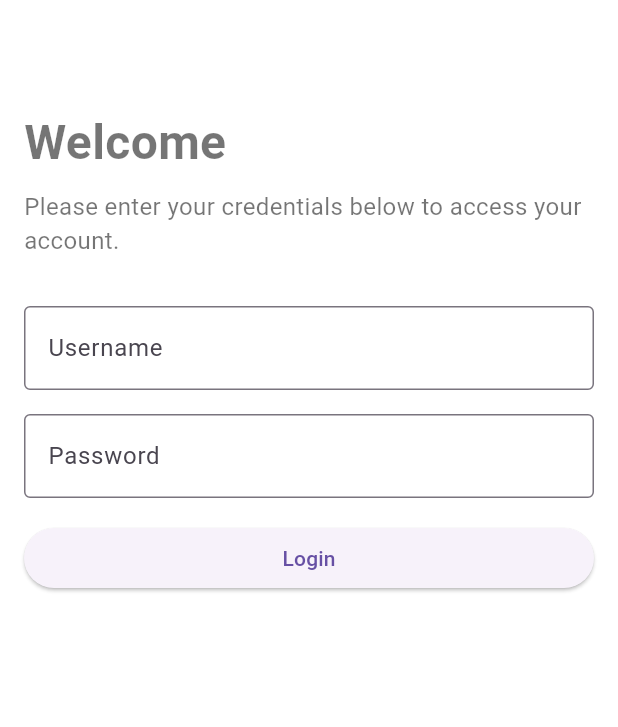
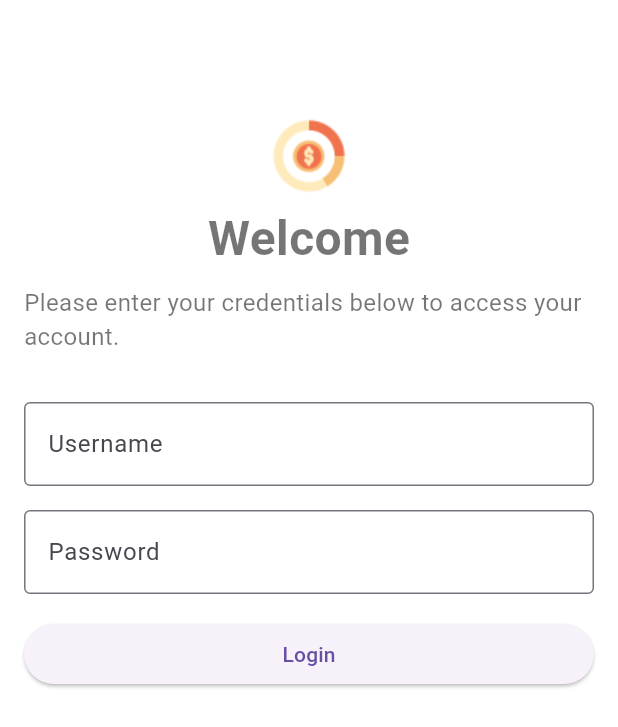
Before and after one commit to rajkumarganesan93/flexipay-mobile-app, a Flutter app: the screen it shows after launch, on a phone screen of 412 x 824 dp. Shown: the top 727 px of the screen. Run offline on Flutter 3.47's test engine with Material 3 defaults, Android fonts, the phone set to English and light mode, and no system bars; our stand-ins replace connectivity_plus, shared_preferences; accounts and stored records are empty.

Commit message:
Update: Logo added in Login Screen

```diff
--- a/lib/config/app_config.dart
+++ b/lib/config/app_config.dart
@@ -1,3 +1,4 @@
 class AppConfig {
   //APPLICATION CONFIGS CAN BE ADDED HERE
+  static const String logoPath = 'assets/images/logo.png';
 }
--- a/lib/views/screens/login_screen.dart
+++ b/lib/views/screens/login_screen.dart
@@ -1,5 +1,6 @@
 import 'package:flutter/material.dart';
 import 'package:provider/provider.dart';
+import '../../config/app_config.dart';
 import '../../viewmodels/login_viewmodel.dart';
 import 'home_screen.dart';
 import '../widgets/custom_text_field.dart';
@@ -25,13 +26,14 @@ class LoginScreen extends StatelessWidget {
           child: Column(
             crossAxisAlignment: CrossAxisAlignment.start,
             children: [
-              const Text(
+              Center(child:Image.asset(AppConfig.logoPath)),
+              Center(child:const Text(
                 "Welcome",
                 style: TextStyle(
                   fontSize: 32,
                   fontWeight: FontWeight.bold,
                 ),
-              ),
+              )),
               const SizedBox(height: 8),
               const Text(
                 "Please enter your credentials below to access your account.",
--- a/pubspec.yaml
+++ b/pubspec.yaml
@@ -55,6 +55,8 @@ dev_dependencies:
 
 # The following section is specific to Flutter packages.
 flutter:
+  assets:
+    - assets/images/logo.png
 
   # The following line ensures that the Material Icons font is
   # included with your application, so that you can use the icons in
```
Also changed, not shown: assets/images/logo.png (added).
